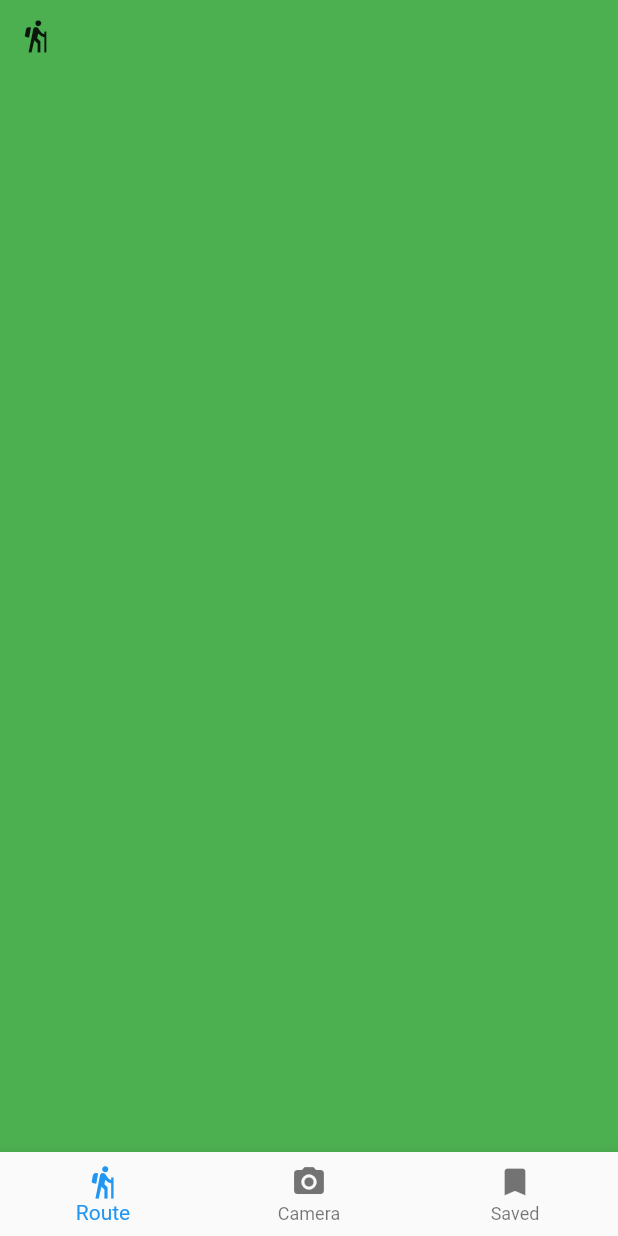
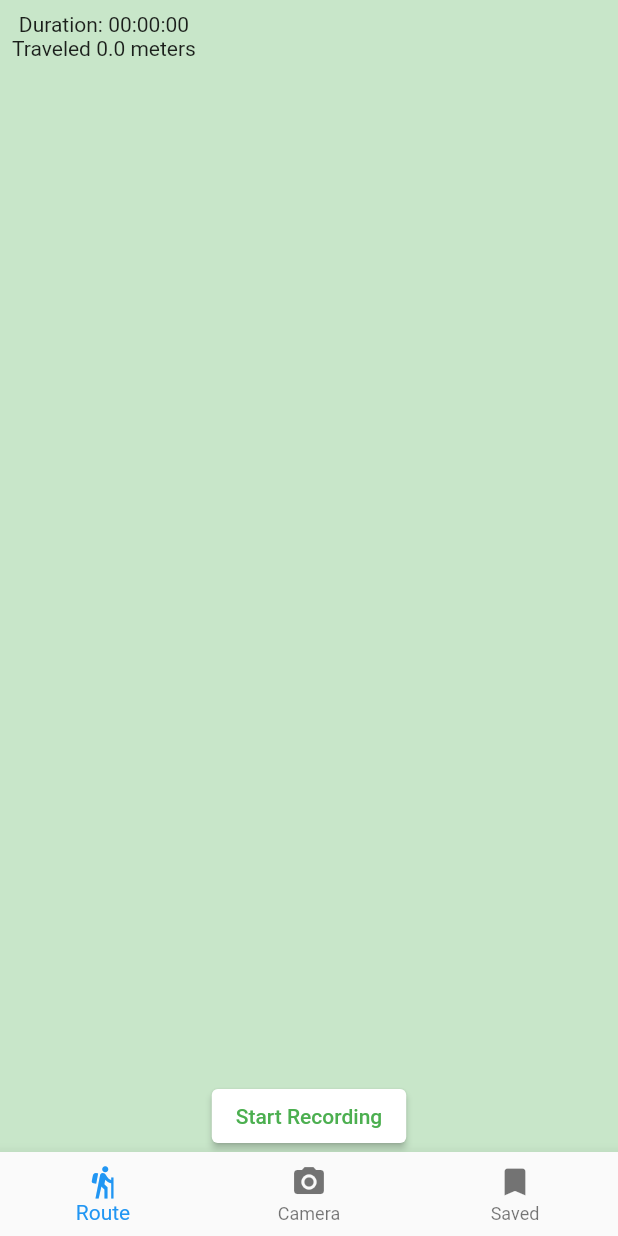
Before and after one commit to Sungrebe/Crumbs-Beta, a Flutter app: the screen it shows after launch, on a phone screen of 412 x 824 dp. Run offline on Flutter 3.47's test engine with Material 2 defaults, Android fonts, the phone set to English and light mode, and no system bars; our stand-ins replace geolocator.

Commit message:
working route tab (with green screen only)

```diff
--- a/lib/main.dart
+++ b/lib/main.dart
@@ -2,6 +2,7 @@ import 'package:crumbs/tabs/route_tab/map_route_tab.dart';
 import 'package:crumbs/model/map_route.dart';
 
 import 'package:flutter/material.dart';
+import 'package:geolocator/geolocator.dart';
 import 'package:provider/provider.dart';
 
 void main() {
@@ -18,12 +19,9 @@ class App extends StatelessWidget {
 
   @override
   Widget build(BuildContext context) {
-    return MaterialApp(
+    return const MaterialApp(
       title: 'Crumbs',
-      theme: ThemeData(
-        primarySwatch: Colors.blue,
-      ),
-      home: const HomePage(title: 'Crumbs'),
+      home: HomePage(title: 'Crumbs'),
     );
   }
 }
@@ -56,7 +54,34 @@ class _HomePageState extends State<HomePage> {
   Widget build(BuildContext context) {
     return Scaffold(
       body: Center(
-        child: _tabs.elementAt(_selectedIndex),
+        child: FutureBuilder(
+          future: Geolocator.requestPermission(),
+          builder: (BuildContext context, AsyncSnapshot<LocationPermission> permissionSnapshot) {
+            Widget body = const SizedBox.shrink();
+
+            if (permissionSnapshot.hasError) {
+              body = const Text('An error occurred.');
+            } else {
+              LocationPermission? permission = permissionSnapshot.data;
+
+              switch (permissionSnapshot.connectionState) {
+                case ConnectionState.none:
+                  break;
+                case ConnectionState.waiting:
+                  body = const CircularProgressIndicator();
+                  break;
+                case ConnectionState.active:
+                case ConnectionState.done:
+                  if (permission == LocationPermission.whileInUse) {
+                    body = _tabs.elementAt(_selectedIndex);
+                  }
+                  break;
+              }
+            }
+
+            return body;
+          },
+        ),
       ),
       bottomNavigationBar: BottomNavigationBar(
         key: const Key('bottom_navigation_bar'),
--- a/lib/model/map_route.dart
+++ b/lib/model/map_route.dart
@@ -1,3 +1,6 @@
+import 'dart:async';
+import 'dart:math';
+
 import 'package:flutter/material.dart';
 import 'package:geolocator/geolocator.dart';
 
@@ -10,7 +13,12 @@ class RoutePoint {
 
 class MapRoute extends ChangeNotifier {
   final List<RoutePoint> _points = [];
+  StreamSubscription<Position>? _subscription;
+  final _stopwatch = Stopwatch();
 
+  double distanceTraveled = 0;
+
+  int locationReadings = 0;
   double minLatitude = double.negativeInfinity;
   double maxLatitude = double.infinity;
   double minLongitude = double.negativeInfinity;
@@ -18,11 +26,45 @@ class MapRoute extends ChangeNotifier {
 
   int get numberOfPoints => _points.length;
 
+  String formatTimeElapsed() {
+    Duration timeElapsed = _stopwatch.elapsed;
+
+    String twoDigits(int n) => n.toString().padLeft(2, "0");
+    String twoDigitMinutes = twoDigits(timeElapsed.inMinutes.remainder(60));
+    String twoDigitSeconds = twoDigits(timeElapsed.inSeconds.remainder(60));
+    return "${twoDigits(timeElapsed.inHours)}:$twoDigitMinutes:$twoDigitSeconds";
+  }
+
+  String getDistanceTraveled() {
+    double distance = 0;
+
+    if (_points.isNotEmpty) {
+      distance = Geolocator.distanceBetween(
+        _points.first.latitude,
+        _points.first.longitude,
+        _points.last.latitude,
+        _points.last.longitude,
+      );
+    }
+
+    return distance.toStringAsFixed(1);
+  }
+
   void recordPosition() {
-    LocationSettings settings = const LocationSettings(distanceFilter: 3);
-    Geolocator.getPositionStream(locationSettings: settings).listen((Position pos) {
+    if (_points.isNotEmpty) {
+      _points.clear();
+    }
+
+    _stopwatch.start();
+    LocationSettings settings = const LocationSettings(distanceFilter: 10);
+    _subscription = Geolocator.getPositionStream(locationSettings: settings).listen((Position pos) {
+      locationReadings++;
       update(RoutePoint(latitude: pos.latitude, longitude: pos.longitude));
     });
+  }
+
+  void stopRecordPosition() {
+    _subscription?.cancel();
   }
 
   void update(RoutePoint point) {
@@ -68,6 +110,7 @@ class MapRoute extends ChangeNotifier {
 
   Path drawLineBetweenPixels(List<Offset> listOfPixels) {
     var routePath = Path();
+
     for (int i = 1; i < listOfPixels.length; i++) {
       routePath
         ..moveTo(listOfPixels[i - 1].dx, listOfPixels[i - 1].dy)
--- a/lib/tabs/route_tab/map_layer.dart
+++ b/lib/tabs/route_tab/map_layer.dart
@@ -4,7 +4,7 @@ class MapLayer extends CustomPainter {
   @override
   void paint(Canvas canvas, Size size) {
     final Rect rect = Offset.zero & size;
-    canvas.drawRect(rect, Paint()..color = Colors.green);
+    canvas.drawRect(rect, Paint()..color = Colors.green.shade100);
   }
 
   @override
--- a/lib/tabs/route_tab/map_route_tab.dart
+++ b/lib/tabs/route_tab/map_route_tab.dart
@@ -1,9 +1,7 @@
 import 'package:crumbs/model/map_route.dart';
 import 'package:crumbs/tabs/route_tab/route_layer.dart';
 import 'package:crumbs/tabs/route_tab/map_layer.dart';
-
 import 'package:flutter/material.dart';
-import 'package:geolocator/geolocator.dart';
 import 'package:provider/provider.dart';
 
 class MapRouteTab extends StatefulWidget {
@@ -14,28 +12,11 @@ class MapRouteTab extends StatefulWidget {
 }
 
 class _MapRouteTabState extends State<MapRouteTab> {
+  bool recordPosition = false;
+
   @override
   Widget build(BuildContext context) {
-    return FutureBuilder(
-      future: Geolocator.requestPermission(),
-      builder: (BuildContext context, AsyncSnapshot<LocationPermission> permissionSnapshot) {
-        Widget body = const SizedBox.shrink();
-
-        if (permissionSnapshot.hasError) {
-          body = const Text('An error occurred.');
-        } else {
-          LocationPermission? permission = permissionSnapshot.data;
-
-          switch (permissionSnapshot.connectionState) {
-            case ConnectionState.none:
-              break;
-            case ConnectionState.waiting:
-              body = const CircularProgressIndicator();
-              break;
-            case ConnectionState.active:
-            case ConnectionState.done:
-              if (permission == LocationPermission.whileInUse) {
-                body = SafeArea(
+    return SafeArea(
       child: Stack(
         children: [
           CustomPaint(
@@ -43,35 +24,58 @@ class _MapRouteTabState extends State<MapRouteTab> {
             size: Size.infinite,
             painter: MapLayer(),
           ),
-                      Consumer<MapRoute>(
+          Align(
+            alignment: Alignment.lerp(Alignment.center, Alignment.topCenter, 0.8)!,
+            child: Consumer<MapRoute>(
               builder: (context, currentRoute, child) {
                 return CustomPaint(
                   key: const Key('route_layer'),
-                            size: MediaQuery.of(context).size,
+                  size: Size(
+                    MediaQuery.of(context).size.width * 0.95,
+                    MediaQuery.of(context).size.height * 0.77,
+                  ),
                   painter: RouteLayer(route: currentRoute),
                 );
               },
             ),
+          ),
           Align(
-                        alignment: Alignment.topLeft,
-                        child: IconButton(
+            alignment: Alignment.bottomCenter,
+            child: ElevatedButton(
               key: const Key('record_position_button'),
+              style: ElevatedButton.styleFrom(
+                primary: Colors.white,
+                onPrimary: recordPosition ? Colors.red : Colors.green,
+              ),
               onPressed: () {
+                setState(() {
+                  if (recordPosition) {
+                    recordPosition = false;
+                    Provider.of<MapRoute>(context, listen: false).stopRecordPosition();
+                  } else {
+                    recordPosition = true;
                     Provider.of<MapRoute>(context, listen: false).recordPosition();
+                  }
+                });
               },
-                          icon: const Icon(Icons.hiking),
+              child: Text(recordPosition ? 'Stop Recording' : 'Start Recording'),
+            ),
+          ),
+          Padding(
+            padding: const EdgeInsets.all(8),
+            child: Consumer<MapRoute>(
+              builder: (context, currentRoute, child) {
+                return Column(
+                  children: [
+                    Text('Duration: ' + currentRoute.formatTimeElapsed()),
+                    Text('Traveled ' + currentRoute.getDistanceTraveled() + ' meters'),
+                  ],
+                );
+              },
             ),
           ),
         ],
       ),
     );
   }
-              break;
 }
-        }
-
-        return body;
-      },
-    );
-  }
-}
--- a/pubspec.yaml
+++ b/pubspec.yaml
@@ -31,17 +31,14 @@ dependencies:
     sdk: flutter
   flutter_map: ^0.14.0
   geolocator: ^8.2.1
+  intl: ^0.17.0
   provider: ^6.0.3
 
   # The following adds the Cupertino Icons font to your application.
   # Use with the CupertinoIcons class for iOS style icons.
   cupertino_icons: ^1.0.2
-  bezier: ^1.2.0
-  vector_math: ^2.1.2
 
 dev_dependencies:
-  integration_test:
-    sdk: flutter
   flutter_test:
     sdk: flutter
 
```
Also changed, not shown: lib/tabs/route_tab/route_layer.dart (+7 -4 lines), pubspec.lock, 2 other files. Lines whose indentation alone changed are shown as unchanged.
